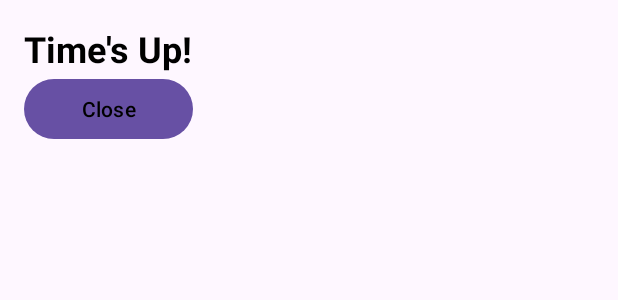
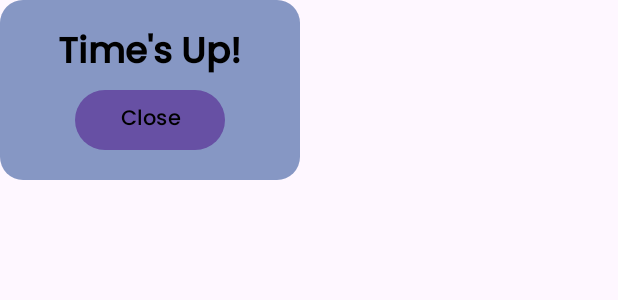
Before and after one commit to JnaneshAmin25/Sudoku, an Android app: the layout dialog_times_up.xml on its own in the app's theme, with its tools: preview values and no code run, on a phone screen of 412 x 824 dp. Shown: the top 300 px of the screen. Run offline under Robolectric (Android 15) with nearby library versions, the phone set to English and light mode, and no system bars.

Commit message:
- Changed dialog ui and adjusted fonts to poppins

```diff
--- a/app/src/main/res/drawable/background_dialog_timer_selection.xml
+++ b/app/src/main/res/drawable/background_dialog_timer_selection.xml
@@ -1,5 +1,5 @@
 <?xml version="1.0" encoding="utf-8"?>
 <shape xmlns:android="http://schemas.android.com/apk/res/android">
-    <solid android:color="#FFFFFF" /> <!-- Background color -->
+    <solid android:color="@color/btn_blue" /> <!-- Background color -->
     <corners android:radius="15dp" /> <!-- Radius for rounded corners -->
 </shape>
--- a/app/src/main/res/drawable/toast_background.xml
+++ b/app/src/main/res/drawable/toast_background.xml
@@ -1,6 +1,6 @@
 <?xml version="1.0" encoding="utf-8"?>
 <shape xmlns:android="http://schemas.android.com/apk/res/android">
-    <solid android:color="@android:color/black" />
+    <solid android:color="@color/btn_blue" />
     <corners android:radius="10dp" />
     <padding
         android:left="20dp"
--- a/app/src/main/res/layout/congragulations_dialog.xml
+++ b/app/src/main/res/layout/congragulations_dialog.xml
@@ -12,6 +12,7 @@
         android:layout_width="wrap_content"
         android:layout_height="wrap_content"
         android:text="Congratulations!"
+        android:fontFamily="@font/poppins_medium"
         android:textSize="24sp"
         android:textColor="@android:color/black"
         android:gravity="center"
@@ -22,6 +23,7 @@
         android:id="@+id/congratulationsMessage"
         android:layout_width="wrap_content"
         android:layout_height="wrap_content"
+        android:fontFamily="@font/poppins_medium"
         android:text="You've successfully completed the Sudoku puzzle!"
         android:textSize="18sp"
         android:textColor="@android:color/black"
--- a/app/src/main/res/layout/dialog_times_up.xml
+++ b/app/src/main/res/layout/dialog_times_up.xml
@@ -1,9 +1,11 @@
 <?xml version="1.0" encoding="utf-8"?>
 <LinearLayout xmlns:android="http://schemas.android.com/apk/res/android"
-    android:layout_width="wrap_content"
+    android:layout_width="200dp"
     android:layout_height="wrap_content"
     android:orientation="vertical"
-    android:padding="16dp">
+    android:gravity="center_horizontal"
+    android:padding="16dp"
+    android:background="@drawable/background_dialog_timer_selection">
 
     <TextView
         android:id="@+id/tvMessage"
@@ -13,12 +15,14 @@
         android:textSize="24sp"
         android:textStyle="bold"
         android:gravity="center"
+        android:fontFamily="@font/poppins_medium"
         android:textColor="@color/black"/>
 
     <Button
         android:id="@+id/btnClose"
-        android:layout_width="match_parent"
+        android:layout_width="100dp"
         android:layout_height="wrap_content"
+        android:fontFamily="@font/poppins_medium"
         android:text="Close"
         android:textColor="@color/black"/>
 </LinearLayout>
--- a/app/src/main/res/layout/progress_toast.xml
+++ b/app/src/main/res/layout/progress_toast.xml
@@ -12,14 +12,15 @@
         android:id="@+id/progressBarToast"
         android:layout_width="wrap_content"
         android:layout_height="wrap_content"
-        android:indeterminate="true" />
+        android:indeterminate="true"/>
 
     <TextView
         android:id="@+id/progressTextToast"
         android:layout_width="wrap_content"
         android:layout_height="wrap_content"
         android:text="Signing in..."
+        android:fontFamily="@font/poppins_medium"
         android:layout_marginStart="10dp"
-        android:textColor="@android:color/white"
+        android:textColor="@android:color/black"
         android:textSize="16sp" />
 </LinearLayout>
```
Also changed, not shown: app/src/main/java/com/example/sudoku/GameBoard/GameBoard.java (+1 -21 lines).
